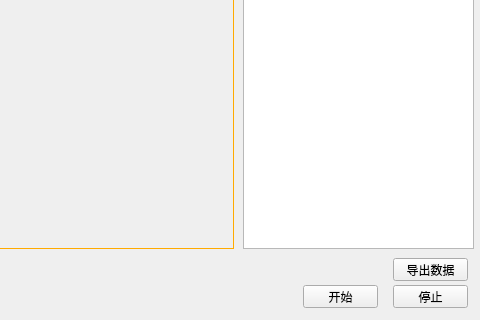
First picture: the form in CameraAuto.ui, repository Bingao-hn/Client, before the edit; both pictures show x 187 to 667 and y 82 to 402 of the 667 by 402 pixel window.
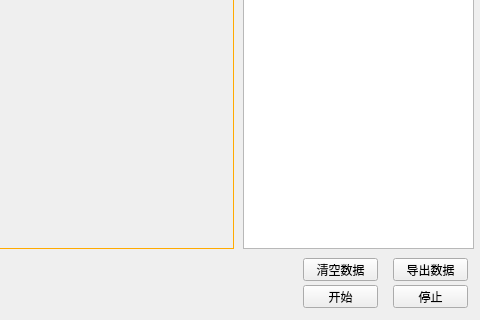
Second picture: the form after the edit. Icons and pictures are not drawn.

Commit message: 基本改完所有界面

```diff
--- a/CameraAuto.ui
+++ b/CameraAuto.ui
@@ -147,6 +147,19 @@
     <string>导出数据</string>
    </property>
   </widget>
+  <widget class="QPushButton" name="btn_clear">
+   <property name="geometry">
+    <rect>
+     <x>490</x>
+     <y>340</y>
+     <width>75</width>
+     <height>23</height>
+    </rect>
+   </property>
+   <property name="text">
+    <string>清空数据</string>
+   </property>
+  </widget>
  </widget>
  <resources>
   <include location="resource.qrc"/>
```
The commit also changes 6 other files.
